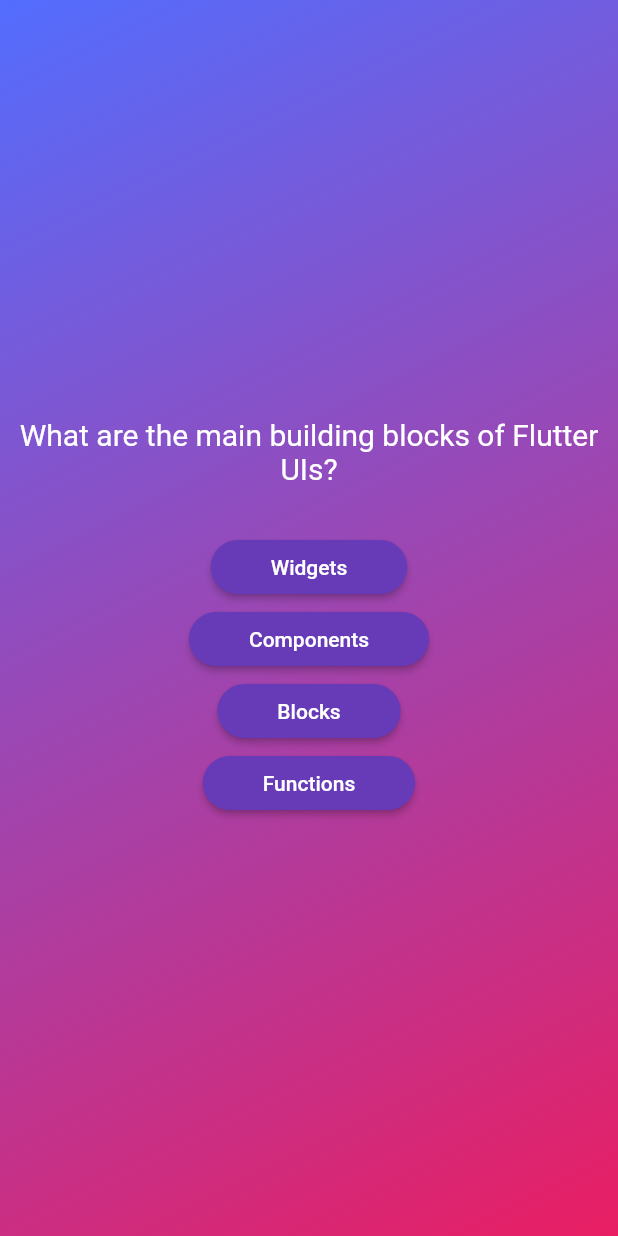
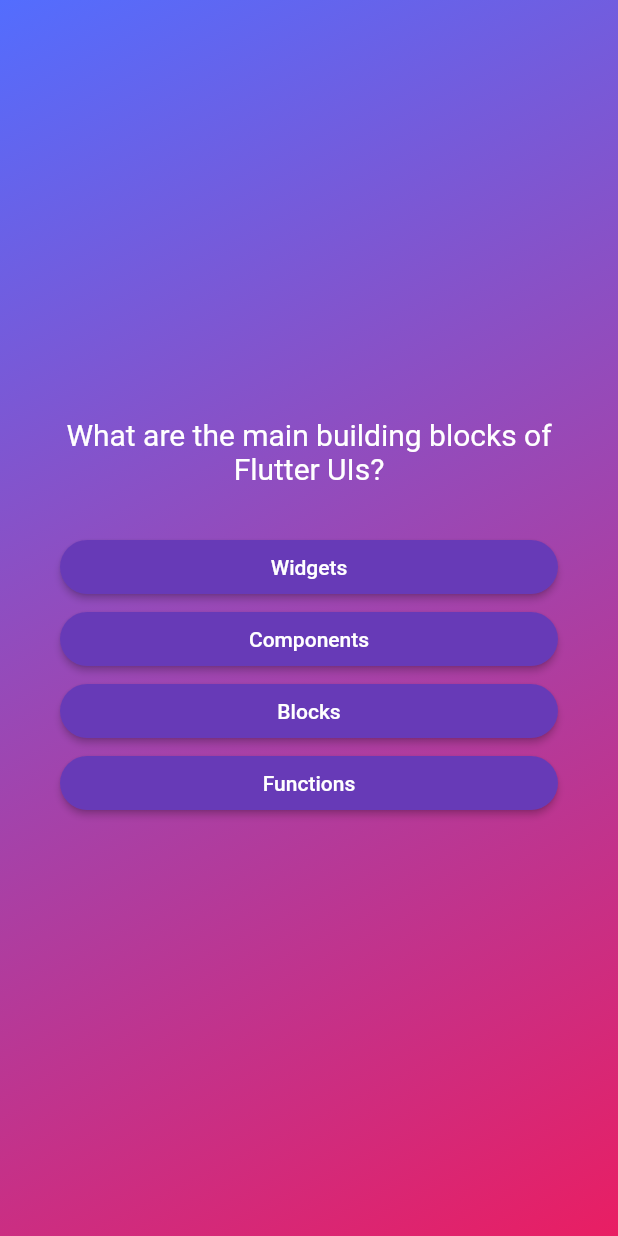
Before and after one commit to eacardenase/flutter-quiz, a Flutter app: the screen it shows after launch, after a tap on "Start Quiz", on a phone screen of 412 x 824 dp. Run offline on Flutter 3.47's test engine with Material 2 defaults, Android fonts, the phone set to English and light mode, and no system bars.

Commit message:
feat: add margins to questions screen

```diff
--- a/lib/questions_screen.dart
+++ b/lib/questions_screen.dart
@@ -19,8 +19,13 @@ class _QuestionsScreenState extends State<QuestionsScreen> {
   Widget build(context) {
     final currentQuestion = questions[0];
 
-    return Column(
+    return Container(
+      margin: const EdgeInsets.all(
+        40,
+      ),
+      child: Column(
         mainAxisAlignment: MainAxisAlignment.center,
+        crossAxisAlignment: CrossAxisAlignment.stretch,
         children: [
           Text(
             currentQuestion.text,
@@ -42,6 +47,7 @@ class _QuestionsScreenState extends State<QuestionsScreen> {
             },
           ),
         ],
+      ),
     );
   }
 }
```
Lines whose indentation alone changed are shown as unchanged.
